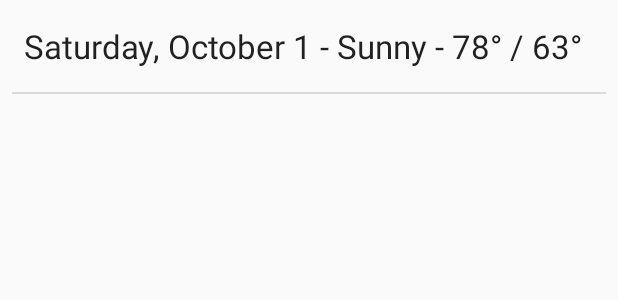
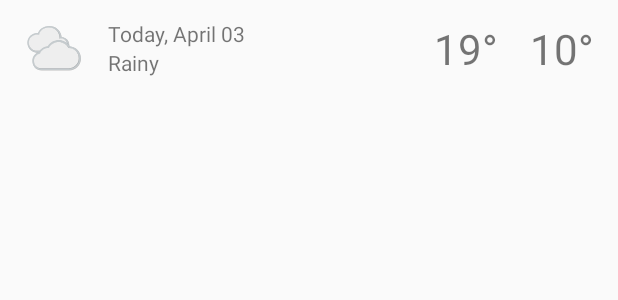
Before and after one commit to MrHKMY/ClimateApp1, an Android app: the layout forecast_list_item.xml on its own in the app's theme, with its tools: preview values and no code run, on a phone screen of 412 x 824 dp. Shown: the top 300 px of the screen. Run offline under Robolectric (Android 15) with nearby library versions, the phone set to English and light mode, and no system bars.

Commit message:
Updated for better UI

```diff
--- a/ClimateApp/app/build.gradle
+++ b/ClimateApp/app/build.gradle
@@ -26,6 +26,7 @@ dependencies {
     implementation 'com.android.support:preference-v7:28.0.0'
 
     implementation 'com.firebase:firebase-jobdispatcher:0.8.5'
+    implementation 'com.android.support.constraint:constraint-layout:1.1.3'
 
     // Instrumentation dependencies use androidTestImplementation
     // (as opposed to testImplementation for local unit tests run in the JVM)
--- a/ClimateApp/app/src/main/res/layout/forecast_list_item.xml
+++ b/ClimateApp/app/src/main/res/layout/forecast_list_item.xml
@@ -1,5 +1,4 @@
-<?xml version="1.0" encoding="utf-8"?>
-<!--
+<?xml version="1.0" encoding="utf-8"?><!--
      Copyright (C) 2016 The Android Open Source Project
 
      Licensed under the Apache License, Version 2.0 (the "License");
@@ -14,27 +13,75 @@
      See the License for the specific language governing permissions and
      limitations under the License.
 -->
-<LinearLayout xmlns:android="http://schemas.android.com/apk/res/android"
-              xmlns:tools="http://schemas.android.com/tools"
-              android:layout_width="match_parent"
-              android:layout_height="wrap_content"
-              android:orientation="vertical">
+<android.support.constraint.ConstraintLayout xmlns:android="http://schemas.android.com/apk/res/android"
+    xmlns:app="http://schemas.android.com/apk/res-auto"
+    xmlns:tools="http://schemas.android.com/tools"
+    android:layout_width="match_parent"
+    android:layout_height="wrap_content"
+    android:minHeight="?android:attr/listPreferredItemHeight"
+    android:paddingLeft="16dp"
+    android:paddingTop="12dp"
+    android:paddingRight="16dp"
+    android:paddingBottom="12dp">
 
     <!--This TextView holds the weather data for one particular day in the forecast-->
+
+
+    <ImageView
+        android:id="@+id/weather_icon"
+        android:layout_width="40dp"
+        android:layout_height="40dp"
+        app:layout_constraintBottom_toTopOf="@+id/guideline"
+        app:layout_constraintLeft_toLeftOf="parent"
+        app:layout_constraintTop_toTopOf="@+id/guideline"
+        tools:src="@drawable/art_clouds" />
+
     <TextView
-        android:id="@+id/tv_weather_data"
-        style="@style/TextAppearance.AppCompat.Large"
+        android:id="@+id/date"
         android:layout_width="wrap_content"
         android:layout_height="wrap_content"
-        android:padding="16dp"
-        tools:text="Saturday, October 1 - Sunny - 78° / 63°"/>
+        android:layout_marginStart="16dp"
+        android:layout_marginLeft="16dp"
+        app:layout_constraintBottom_toTopOf="@+id/guideline"
+        app:layout_constraintLeft_toRightOf="@+id/weather_icon"
+        tools:text="Today, April 03" />
 
-    <!--This View serves as a visual divider between list items-->
-    <View
-        android:layout_width="match_parent"
-        android:layout_height="1dp"
-        android:layout_marginLeft="8dp"
-        android:layout_marginRight="8dp"
-        android:background="#dadada"/>
+    <TextView
+        android:id="@+id/weather_description"
+        android:layout_width="wrap_content"
+        android:layout_height="wrap_content"
+        app:layout_constraintLeft_toLeftOf="@+id/date"
+        app:layout_constraintTop_toTopOf="@+id/guideline"
+        tools:text="Rainy" />
 
-</LinearLayout>
+    <TextView
+        android:id="@+id/high_temperature"
+        android:layout_width="wrap_content"
+        android:layout_height="wrap_content"
+        android:layout_marginEnd="4dp"
+        android:layout_marginRight="4dp"
+        android:textSize="28dp"
+        app:layout_constraintBottom_toTopOf="@+id/guideline"
+        app:layout_constraintRight_toLeftOf="@+id/low_temperature"
+        app:layout_constraintTop_toTopOf="@+id/guideline"
+        tools:text="19\u00b0" />
+
+    <TextView
+        android:id="@+id/low_temperature"
+        android:layout_width="60dp"
+        android:layout_height="wrap_content"
+        android:gravity="end"
+        android:textSize="28dp"
+        app:layout_constraintBottom_toBottomOf="@+id/guideline"
+        app:layout_constraintRight_toRightOf="parent"
+        app:layout_constraintTop_toTopOf="@+id/guideline"
+        tools:text="10\u00b0"/>
+
+    <android.support.constraint.Guideline
+        android:id="@+id/guideline"
+        android:layout_width="wrap_content"
+        android:layout_height="wrap_content"
+        android:orientation="horizontal"
+        app:layout_constraintGuide_percent="0.5"/>
+
+</android.support.constraint.ConstraintLayout>
--- a/ClimateApp/build.gradle
+++ b/ClimateApp/build.gradle
@@ -6,7 +6,7 @@ buildscript {
         jcenter()
     }
     dependencies {
-        classpath 'com.android.tools.build:gradle:3.5.1'
+        classpath 'com.android.tools.build:gradle:3.5.2'
 
         // NOTE: Do not place your application dependencies here; they belong
         // in the individual module build.gradle files
```
Also changed, not shown: ClimateApp/app/src/main/java/com/example/android/sunshine/ForecastAdapter.java (+46 -15 lines), ClimateApp/app/src/main/res/values/strings.xml (+7 -25 lines), 2 other files.
